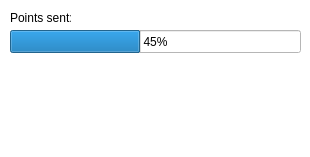
Qt form drawprocess.ui (Bogachevx/Artist) before a commit.
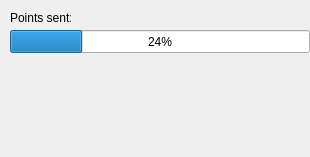
The same form after that commit. Icons and pictures are not drawn.

```diff
--- a/drawprocess.ui
+++ b/drawprocess.ui
@@ -16,20 +16,17 @@
   <property name="windowTitle">
    <string>Sending...</string>
   </property>
-  <property name="styleSheet">
-   <string notr="true">background-color: rgb(255, 255, 255);</string>
-  </property>
   <widget class="QProgressBar" name="sendingProgress">
    <property name="geometry">
     <rect>
      <x>10</x>
      <y>30</y>
-     <width>291</width>
+     <width>300</width>
      <height>23</height>
     </rect>
    </property>
    <property name="value">
-    <number>45</number>
+    <number>24</number>
    </property>
   </widget>
   <widget class="QLabel" name="label">
```
